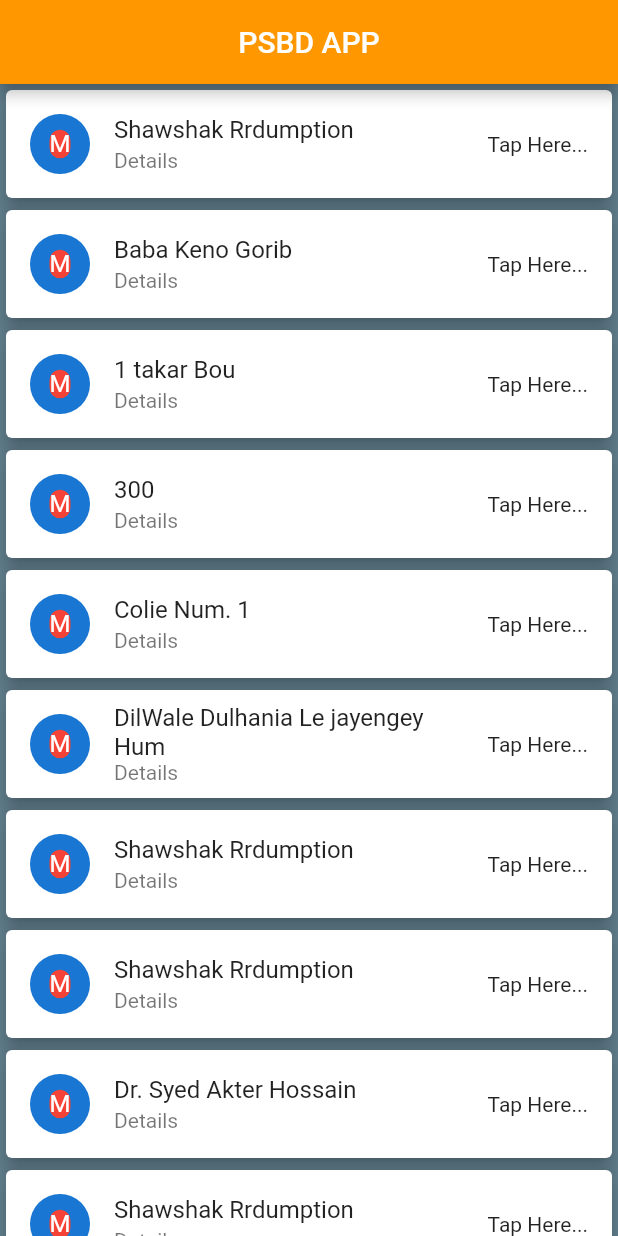
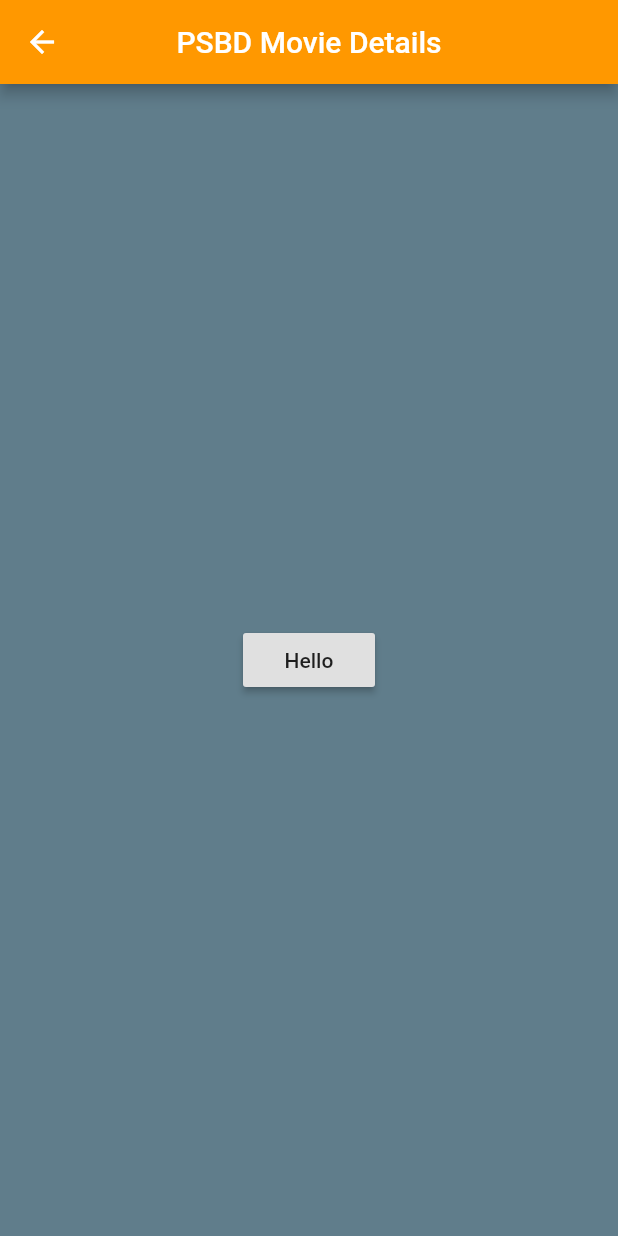
Before and after one commit to sanyhmahadi/MovieApp, a Flutter app: the screen it shows after launch, after a tap on an icon or button, on a phone screen of 412 x 824 dp. Run offline on Flutter 3.47's test engine with Material 2 defaults, Android fonts, the phone set to English and light mode, and no system bars.

Commit message:
Create 2nd page and navigate it

```diff
--- a/lib/ui/home.dart
+++ b/lib/ui/home.dart
@@ -34,7 +34,7 @@ class _MovieAppState extends State<MovieApp> {
   Widget build(BuildContext context) {
     return Scaffold(
       appBar: AppBar(
-        title: Text("PSBD APP"),
+        title: Text("PSBD MOVIE APP"),
         backgroundColor: Colors.orange,
         centerTitle: true,
       ),
@@ -57,7 +57,11 @@ class _MovieAppState extends State<MovieApp> {
               trailing: Text("Tap Here..."),
               title: Text(movies[index]),
               subtitle: Text("Details"),
-              onTap: () => debugPrint("Movie Name: ${movies.elementAt(index)}"),
+              onTap: () {
+                Navigator.push(context,
+                    MaterialPageRoute(builder: (context) => MovieApp2ndpage()));
+              },
+              //onTap: () => debugPrint("Movie Name: ${movies.elementAt(index)}"),
             ),
           );
         },
@@ -65,3 +69,30 @@ class _MovieAppState extends State<MovieApp> {
     );
   }
 }
+
+class MovieApp2ndpage extends StatefulWidget {
+  @override
+  _MovieApp2ndpageState createState() => _MovieApp2ndpageState();
+}
+
+class _MovieApp2ndpageState extends State<MovieApp2ndpage> {
+  @override
+  Widget build(BuildContext context) {
+    return Scaffold(
+      appBar: AppBar(
+        title: Text("PSBD Movie Details"),
+        backgroundColor: Colors.orange,
+        centerTitle: true,
+      ),
+      backgroundColor: Colors.blueGrey,
+      body: Center(
+        child: Container(
+          child: RaisedButton(
+            child: Text("Hello"),
+            onPressed: () {},
+          ),
+        ),
+      ),
+    );
+  }
+}
```
